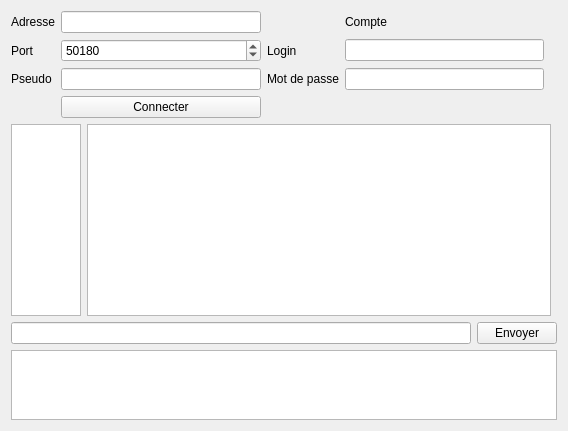
Qt form Chat-Client/fenprincipale.ui (Zxb12/Chat) before a commit.
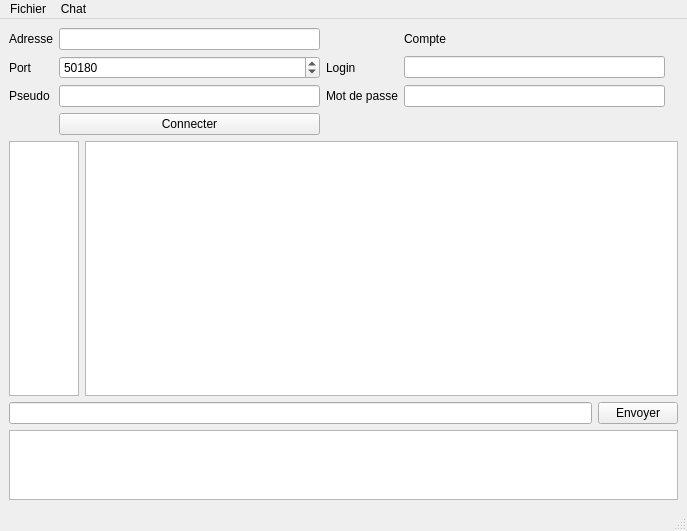
The same form after that commit.

Commit message: Conversion FenPrincipale de QWidget en QMainWindow

```diff
--- a/Chat-Client/fenprincipale.ui
+++ b/Chat-Client/fenprincipale.ui
@@ -1,32 +1,21 @@
 <?xml version="1.0" encoding="UTF-8"?>
 <ui version="4.0">
  <class>FenPrincipale</class>
- <widget class="QWidget" name="FenPrincipale">
+ <widget class="QMainWindow" name="FenPrincipale">
   <property name="geometry">
    <rect>
     <x>0</x>
     <y>0</y>
-    <width>568</width>
-    <height>428</height>
+    <width>687</width>
+    <height>531</height>
    </rect>
   </property>
-  <property name="sizePolicy">
-   <sizepolicy hsizetype="Preferred" vsizetype="Preferred">
-    <horstretch>0</horstretch>
-    <verstretch>0</verstretch>
-   </sizepolicy>
-  </property>
-  <property name="minimumSize">
-   <size>
-    <width>0</width>
-    <height>0</height>
-   </size>
-  </property>
   <property name="windowTitle">
    <string>OokChat</string>
   </property>
-  <layout class="QGridLayout" name="gridLayout_2">
-   <item row="0" column="0" colspan="2">
+  <widget class="QWidget" name="centralwidget">
+   <layout class="QVBoxLayout" name="verticalLayout">
+    <item>
     <layout class="QGridLayout" name="gridLayout">
      <item row="0" column="0">
       <widget class="QLabel" name="label">
@@ -145,45 +134,7 @@
      </item>
     </layout>
    </item>
-   <item row="3" column="0" colspan="2">
-    <layout class="QHBoxLayout" name="horizontalLayout">
      <item>
-      <widget class="QLineEdit" name="message"/>
-     </item>
-     <item>
-      <widget class="QPushButton" name="envoyer">
-       <property name="text">
-        <string>Envoyer</string>
-       </property>
-      </widget>
-     </item>
-    </layout>
-   </item>
-   <item row="4" column="0" colspan="2">
-    <widget class="QTextEdit" name="console">
-     <property name="sizePolicy">
-      <sizepolicy hsizetype="Expanding" vsizetype="Expanding">
-       <horstretch>0</horstretch>
-       <verstretch>0</verstretch>
-      </sizepolicy>
-     </property>
-     <property name="maximumSize">
-      <size>
-       <width>16777215</width>
-       <height>70</height>
-      </size>
-     </property>
-     <property name="font">
-      <font>
-       <family>Courier New</family>
-      </font>
-     </property>
-     <property name="readOnly">
-      <bool>true</bool>
-     </property>
-    </widget>
-   </item>
-   <item row="2" column="0">
     <layout class="QHBoxLayout" name="horizontalLayout_2">
      <item>
       <widget class="QListWidget" name="listeConnectes">
@@ -232,22 +183,127 @@
      </item>
     </layout>
    </item>
-  </layout>
- </widget>
- <layoutdefault spacing="6" margin="11"/>
- <tabstops>
-  <tabstop>adresse</tabstop>
-  <tabstop>port</tabstop>
-  <tabstop>pseudo</tabstop>
-  <tabstop>login</tabstop>
-  <tabstop>password</tabstop>
-  <tabstop>connecter</tabstop>
-  <tabstop>message</tabstop>
-  <tabstop>envoyer</tabstop>
-  <tabstop>console</tabstop>
-  <tabstop>listeConnectes</tabstop>
-  <tabstop>chat</tabstop>
- </tabstops>
+    <item>
+     <layout class="QHBoxLayout" name="horizontalLayout">
+      <item>
+       <widget class="QLineEdit" name="message"/>
+      </item>
+      <item>
+       <widget class="QPushButton" name="envoyer">
+        <property name="text">
+         <string>Envoyer</string>
+        </property>
+       </widget>
+      </item>
+     </layout>
+    </item>
+    <item>
+     <widget class="QTextEdit" name="console">
+      <property name="sizePolicy">
+       <sizepolicy hsizetype="Expanding" vsizetype="Expanding">
+        <horstretch>0</horstretch>
+        <verstretch>0</verstretch>
+       </sizepolicy>
+      </property>
+      <property name="maximumSize">
+       <size>
+        <width>16777215</width>
+        <height>70</height>
+       </size>
+      </property>
+      <property name="font">
+       <font>
+        <family>Courier New</family>
+       </font>
+      </property>
+      <property name="readOnly">
+       <bool>true</bool>
+      </property>
+     </widget>
+    </item>
+   </layout>
+  </widget>
+  <widget class="QMenuBar" name="menubar">
+   <property name="geometry">
+    <rect>
+     <x>0</x>
+     <y>0</y>
+     <width>687</width>
+     <height>21</height>
+    </rect>
+   </property>
+   <widget class="QMenu" name="menuFichier">
+    <property name="title">
+     <string>Fichier</string>
+    </property>
+    <addaction name="actionConnecter"/>
+    <addaction name="actionDeconnexion"/>
+    <addaction name="actionQuitter"/>
+   </widget>
+   <widget class="QMenu" name="menuChat">
+    <property name="title">
+     <string>Chat</string>
+    </property>
+    <widget class="QMenu" name="menuGestion">
+     <property name="title">
+      <string>Gestion</string>
+     </property>
+     <addaction name="actionKick"/>
+     <addaction name="actionBan"/>
+     <addaction name="actionEnregistrement"/>
+     <addaction name="actionModification_de_niveau"/>
+    </widget>
+    <addaction name="menuGestion"/>
+    <addaction name="actionMessage_de_d_connexion"/>
+   </widget>
+   <addaction name="menuFichier"/>
+   <addaction name="menuChat"/>
+  </widget>
+  <widget class="QStatusBar" name="statusbar"/>
+  <action name="actionConnecter">
+   <property name="checkable">
+    <bool>true</bool>
+   </property>
+   <property name="text">
+    <string>Connecter</string>
+   </property>
+  </action>
+  <action name="actionQuitter">
+   <property name="text">
+    <string>Quitter</string>
+   </property>
+  </action>
+  <action name="actionKick">
+   <property name="text">
+    <string>Kick</string>
+   </property>
+  </action>
+  <action name="actionBan">
+   <property name="text">
+    <string>Ban</string>
+   </property>
+  </action>
+  <action name="actionEnregistrement">
+   <property name="text">
+    <string>Enregistrement</string>
+   </property>
+  </action>
+  <action name="actionModification_de_niveau">
+   <property name="text">
+    <string>Modification de niveau</string>
+   </property>
+  </action>
+  <action name="actionMessage_de_d_connexion">
+   <property name="text">
+    <string>Message de déconnexion</string>
+   </property>
+  </action>
+  <action name="actionDeconnexion">
+   <property name="text">
+    <string>Déconnecter</string>
+   </property>
+  </action>
+ </widget>
  <resources/>
  <connections/>
 </ui>
```
Left out of the diff: 2 changed lines with no effect on the pictures. Lines whose indentation alone changed are shown as unchanged. The commit also changes 2 other files.
